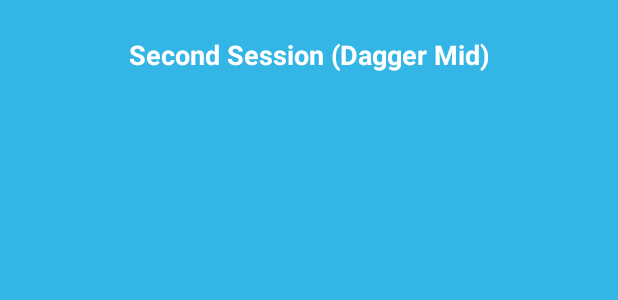
After one commit to rleee/DaggerExample, an Android app: the layout fragment_second.xml on its own in the app's theme, with its tools: preview values and no code run, on a phone screen of 412 x 824 dp. The commit adds this screen. Shown: the top 300 px of the screen. Run offline under Robolectric (Android 15) with nearby library versions, the phone set to English and light mode, and no system bars.

Commit message:
Add Navigation Component and Fragments

```diff
--- /dev/null
+++ b/app/src/main/res/layout/fragment_second.xml
@@ -0,0 +1,29 @@
+<?xml version="1.0" encoding="utf-8"?>
+<layout xmlns:android="http://schemas.android.com/apk/res/android"
+    xmlns:app="http://schemas.android.com/apk/res-auto"
+    xmlns:tools="http://schemas.android.com/tools">
+
+    <data>
+
+    </data>
+
+    <androidx.constraintlayout.widget.ConstraintLayout
+        android:layout_width="match_parent"
+        android:layout_height="match_parent"
+        android:background="@android:color/holo_blue_light">
+
+        <TextView
+            android:layout_width="match_parent"
+            android:layout_height="wrap_content"
+            android:layout_marginTop="24dp"
+            android:gravity="center_horizontal"
+            android:textColor="@android:color/white"
+            android:textSize="18sp"
+            android:textStyle="bold"
+            app:layout_constraintLeft_toLeftOf="parent"
+            app:layout_constraintRight_toRightOf="parent"
+            app:layout_constraintTop_toTopOf="parent"
+            tools:text="Second Session (Dagger Mid)" />
+
+    </androidx.constraintlayout.widget.ConstraintLayout>
+</layout>
--- a/app/src/main/res/menu/bottom_navigation.xml
+++ b/app/src/main/res/menu/bottom_navigation.xml
@@ -1,15 +1,15 @@
 <?xml version="1.0" encoding="utf-8"?>
 <menu xmlns:android="http://schemas.android.com/apk/res/android">
     <item
-        android:id="@+id/nav_first"
+        android:id="@id/nav_first"
         android:icon="@drawable/ic_home_black_24dp"
         android:title="First" />
     <item
-        android:id="@+id/nav_second"
+        android:id="@id/nav_second"
         android:icon="@drawable/ic_hdr_weak_black_24dp"
         android:title="Second" />
     <item
-        android:id="@+id/nav_third"
+        android:id="@id/nav_third"
         android:icon="@drawable/ic_group_work_black_24dp"
         android:title="Third" />
 </menu>
```
Also changed, not shown: app/build.gradle (+8 -0 lines), app/src/main/java/com/drdlee/daggerexample/MainActivity.kt (+10 -2 lines), app/src/main/java/com/drdlee/daggerexample/first/FirstFragment.kt (added, +29 -0 lines), app/src/main/java/com/drdlee/daggerexample/second/SecondFragment.kt (added, +31 -0 lines), app/src/main/java/com/drdlee/daggerexample/third/ThirdFragment.kt (added, +29 -0 lines), app/src/main/res/layout/activity_main.xml (+24 -8 lines), app/src/main/res/layout/fragment_first.xml (added, +29 -0 lines), app/src/main/res/layout/fragment_third.xml (added, +29 -0 lines), app/src/main/res/navigation/bottom_navigation.xml (added, +19 -0 lines).
